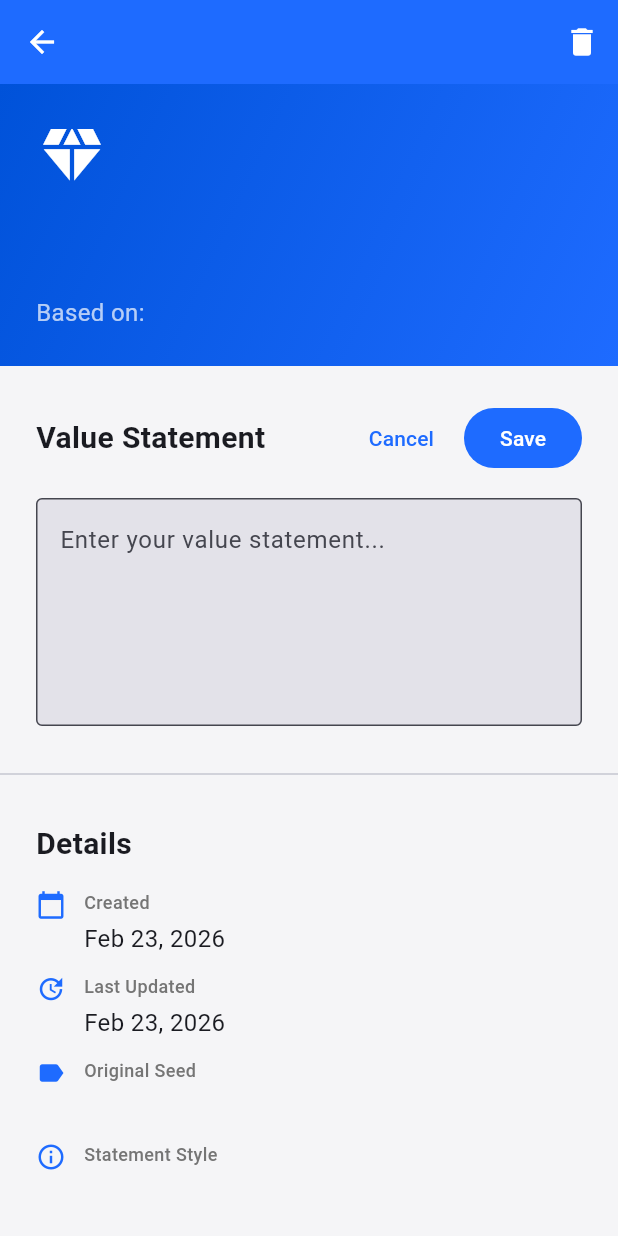
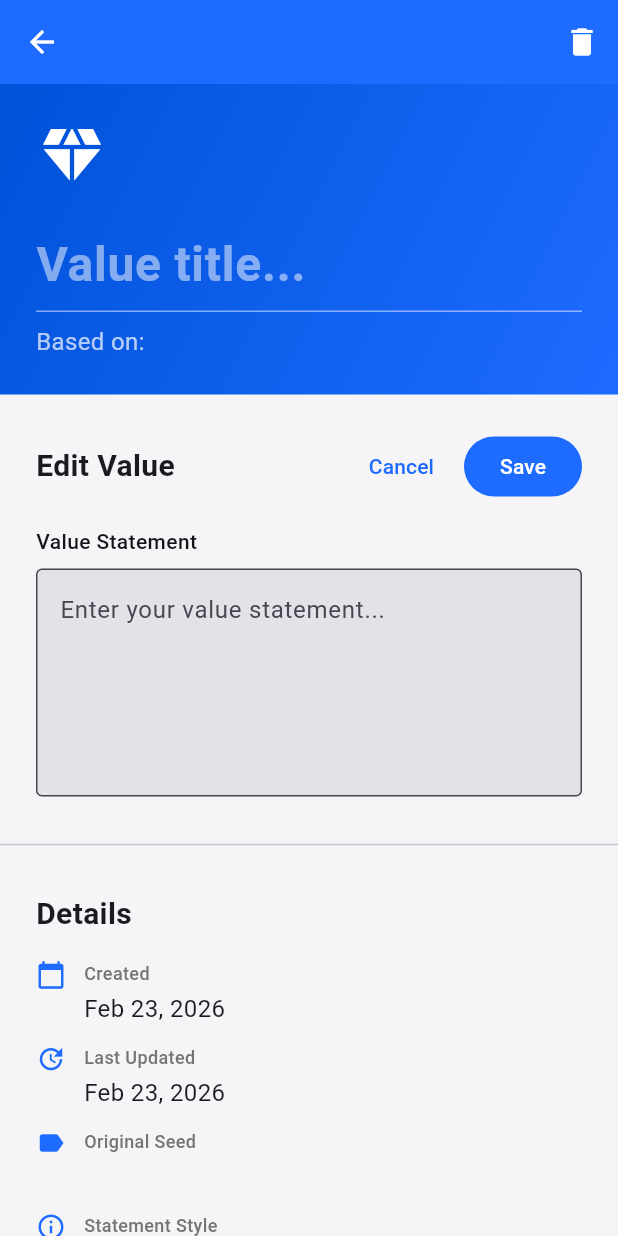
Before and after one commit to dhchivers/purpose, a Flutter app: the ValueDetailPage screen opened directly with empty values, after a tap on the "edit" icon, on a phone screen of 412 x 824 dp. Run offline on Flutter 3.47's test engine with Material 3 defaults, Android fonts, the phone set to English and light mode, and no system bars; our stand-ins replace cloud_firestore, cloud_functions, firebase_auth, firebase_core, flutter_riverpod, go_router; missing offline and left inert: dart_openai; accounts and stored records are empty.

Commit message:
Feat: Add ability to edit value title in addition to statement
Allow editing both the value title (refinedLabel) and statement:
- Add TextEditingController for label field
- Show editable title field in header when editing
- Update save logic to validate and save both fields
- Add label above statement field in edit mode
- Update cancel to reset both fields
- Show 'Edit Value' section title when editing

```diff
--- a/lib/features/values/value_detail_page.dart
+++ b/lib/features/values/value_detail_page.dart
@@ -21,17 +21,20 @@ class ValueDetailPage extends ConsumerStatefulWidget {
 
 class _ValueDetailPageState extends ConsumerState<ValueDetailPage> {
   bool _isEditing = false;
+  late TextEditingController _labelController;
   late TextEditingController _statementController;
   UserValue? _currentValue;
 
   @override
   void initState() {
     super.initState();
+    _labelController = TextEditingController();
     _statementController = TextEditingController();
   }
 
   @override
   void dispose() {
+    _labelController.dispose();
     _statementController.dispose();
     super.dispose();
   }
@@ -42,6 +45,7 @@ class _ValueDetailPageState extends ConsumerState<ValueDetailPage> {
     if (value != null && mounted) {
       setState(() {
         _currentValue = value;
+        _labelController.text = value.refinedLabel;
         _statementController.text = value.statement;
       });
     }
@@ -50,7 +54,19 @@ class _ValueDetailPageState extends ConsumerState<ValueDetailPage> {
   Future<void> _saveChanges() async {
     if (_currentValue == null) return;
 
+    final updatedLabel = _labelController.text.trim();
     final updatedStatement = _statementController.text.trim();
+
+    if (updatedLabel.isEmpty) {
+      ScaffoldMessenger.of(context).showSnackBar(
+        const SnackBar(
+          content: Text('Value title cannot be empty'),
+          backgroundColor: Colors.red,
+        ),
+      );
+      return;
+    }
+
     if (updatedStatement.isEmpty) {
       ScaffoldMessenger.of(context).showSnackBar(
         const SnackBar(
@@ -64,6 +80,7 @@ class _ValueDetailPageState extends ConsumerState<ValueDetailPage> {
     try {
       final firestoreService = ref.read(firestoreServiceProvider);
       final updatedValue = _currentValue!.copyWith(
+        refinedLabel: updatedLabel,
         statement: updatedStatement,
         updatedAt: DateTime.now(),
       );
@@ -225,6 +242,28 @@ class _ValueDetailPageState extends ConsumerState<ValueDetailPage> {
                         color: Colors.white,
                       ),
                       const SizedBox(height: 16),
+                      if (_isEditing)
+                        TextField(
+                          controller: _labelController,
+                          style: const TextStyle(
+                            fontSize: 32,
+                            fontWeight: FontWeight.bold,
+                            color: Colors.white,
+                          ),
+                          decoration: InputDecoration(
+                            hintText: 'Value title...',
+                            hintStyle: TextStyle(
+                              color: Colors.white.withOpacity(0.5),
+                            ),
+                            enabledBorder: UnderlineInputBorder(
+                              borderSide: BorderSide(color: Colors.white.withOpacity(0.5)),
+                            ),
+                            focusedBorder: const UnderlineInputBorder(
+                              borderSide: BorderSide(color: Colors.white, width: 2),
+                            ),
+                          ),
+                        )
+                      else
                         Text(
                           _currentValue!.refinedLabel,
                           style: const TextStyle(
@@ -253,9 +292,9 @@ class _ValueDetailPageState extends ConsumerState<ValueDetailPage> {
                     children: [
                       Row(
                         children: [
-                          const Text(
-                            'Value Statement',
-                            style: TextStyle(
+                          Text(
+                            _isEditing ? 'Edit Value' : 'Value Statement',
+                            style: const TextStyle(
                               fontSize: 20,
                               fontWeight: FontWeight.bold,
                             ),
@@ -266,6 +305,7 @@ class _ValueDetailPageState extends ConsumerState<ValueDetailPage> {
                               onPressed: () {
                                 setState(() {
                                   _isEditing = false;
+                                  _labelController.text = _currentValue!.refinedLabel;
                                   _statementController.text = _currentValue!.statement;
                                 });
                               },
@@ -283,7 +323,16 @@ class _ValueDetailPageState extends ConsumerState<ValueDetailPage> {
                         ],
                       ),
                       const SizedBox(height: 16),
-                      if (_isEditing)
+                      if (_isEditing) ...[
+                        const Text(
+                          'Value Statement',
+                          style: TextStyle(
+                            fontSize: 14,
+                            fontWeight: FontWeight.w500,
+                            color: AppTheme.graphite,
+                          ),
+                        ),
+                        const SizedBox(height: 8),
                         TextField(
                           controller: _statementController,
                           maxLines: 5,
@@ -292,8 +341,8 @@ class _ValueDetailPageState extends ConsumerState<ValueDetailPage> {
                             border: OutlineInputBorder(),
                             filled: true,
                           ),
-                        )
-                      else
+                        ),
+                      ] else
                         Container(
                           width: double.infinity,
                           padding: const EdgeInsets.all(16),
```
Lines whose indentation alone changed are shown as unchanged.
